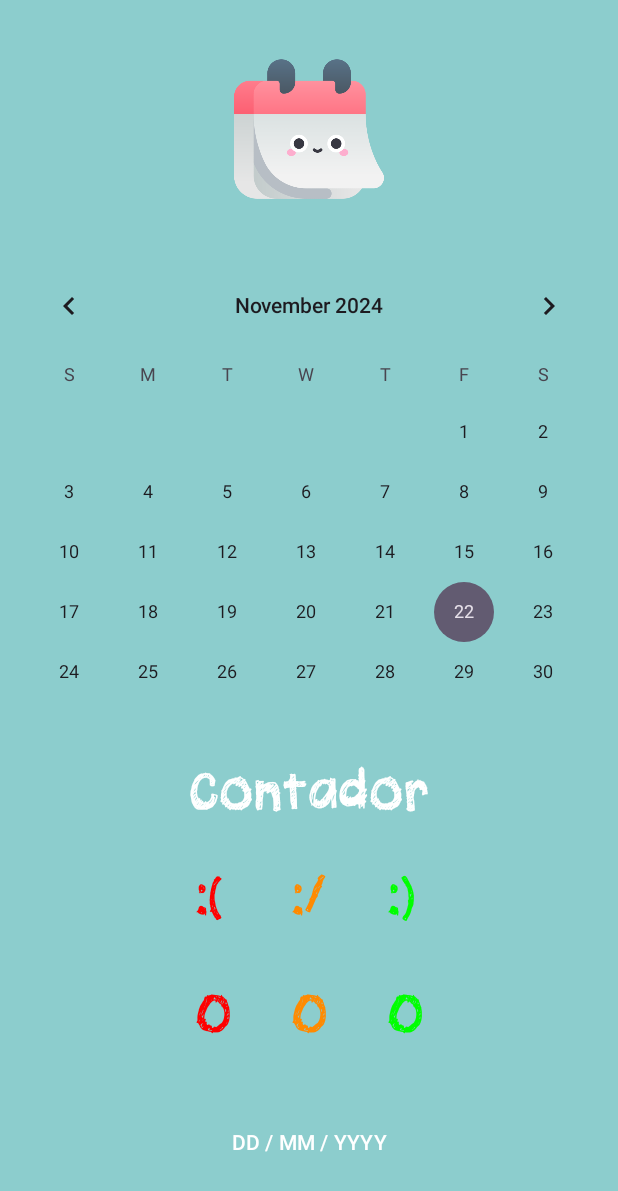
After one commit to Rickytovfer1/2DAM-PMDM-P1, an Android app: the CalendarioActivity screen opened directly, with no data from a screen before it, on a phone screen of 412 x 824 dp. The commit adds this screen. Shown: the top 1191 px of the screen. Run offline under Robolectric (Android 15) with nearby library versions, the phone set to English and light mode, and no system bars.

Commit message:
Pantallas subidas a falta de hacer la pantalla de las estadisticas

```diff
--- a/2DAM-PMDM-P1/app/src/main/AndroidManifest.xml
+++ b/2DAM-PMDM-P1/app/src/main/AndroidManifest.xml
@@ -12,6 +12,12 @@
         android:supportsRtl="true"
         android:theme="@style/Theme.KotlinProyecto1"
         tools:targetApi="31">
+        <activity
+            android:name=".CalendarioActivity"
+            android:exported="false" />
+        <activity
+            android:name=".NotasActivity"
+            android:exported="false" />
         <activity
             android:name=".AjustesActivity"
             android:exported="false" />
--- /dev/null
+++ b/2DAM-PMDM-P1/app/src/main/java/com/example/kotlin_proyecto1/CalendarioActivity.kt
@@ -0,0 +1,20 @@
+package com.example.kotlin_proyecto1
+
+import android.os.Bundle
+import androidx.activity.enableEdgeToEdge
+import androidx.appcompat.app.AppCompatActivity
+import androidx.core.view.ViewCompat
+import androidx.core.view.WindowInsetsCompat
+
+class CalendarioActivity : AppCompatActivity() {
+    override fun onCreate(savedInstanceState: Bundle?) {
+        super.onCreate(savedInstanceState)
+        enableEdgeToEdge()
+        setContentView(R.layout.activity_calendario)
+        ViewCompat.setOnApplyWindowInsetsListener(findViewById(R.id.main)) { v, insets ->
+            val systemBars = insets.getInsets(WindowInsetsCompat.Type.systemBars())
+            v.setPadding(systemBars.left, systemBars.top, systemBars.right, systemBars.bottom)
+            insets
+        }
+    }
+}
--- /dev/null
+++ b/2DAM-PMDM-P1/app/src/main/res/layout/activity_calendario.xml
@@ -0,0 +1,126 @@
+<?xml version="1.0" encoding="utf-8"?>
+<androidx.constraintlayout.widget.ConstraintLayout xmlns:android="http://schemas.android.com/apk/res/android"
+    xmlns:app="http://schemas.android.com/apk/res-auto"
+    xmlns:tools="http://schemas.android.com/tools"
+    android:id="@+id/main"
+    android:background="@color/primario"
+    android:layout_width="match_parent"
+    android:layout_height="match_parent"
+    tools:context=".MainActivity">
+
+    <ImageView
+        android:id="@+id/TextView"
+        android:layout_width="100dp"
+        android:layout_height="100dp"
+        android:contentDescription="@string/fotoCalendario"
+        android:src="@drawable/Calendario"
+        app:layout_constraintBottom_toBottomOf="parent"
+        app:layout_constraintEnd_toEndOf="parent"
+        app:layout_constraintStart_toStartOf="parent"
+        app:layout_constraintTop_toTopOf="parent"
+        app:layout_constraintVertical_bias="0.05"
+        app:layout_constraintHorizontal_bias="0.50"/>
+
+    <CalendarView
+        android:layout_width="match_parent"
+        android:layout_height="wrap_content"
+        android:src="@drawable/Notas"
+        app:layout_constraintBottom_toBottomOf="parent"
+        app:layout_constraintEnd_toEndOf="parent"
+        app:layout_constraintStart_toStartOf="parent"
+        app:layout_constraintTop_toTopOf="parent"
+        app:layout_constraintVertical_bias="0.35" />
+
+    <TextView
+        android:layout_width="wrap_content"
+        android:layout_height="wrap_content"
+        android:text="@string/contador"
+        android:textSize="50sp"
+        android:textColor="@color/white"
+        android:fontFamily="@font/fuente_titulo"
+        app:layout_constraintBottom_toBottomOf="parent"
+        app:layout_constraintEnd_toEndOf="parent"
+        app:layout_constraintStart_toStartOf="parent"
+        app:layout_constraintTop_toTopOf="parent"
+        app:layout_constraintVertical_bias="0.65" />
+
+    <TableLayout
+        android:id="@+id/table_layout"
+        android:layout_width="wrap_content"
+        android:layout_height="wrap_content"
+        app:layout_constraintBottom_toBottomOf="parent"
+        app:layout_constraintEnd_toEndOf="parent"
+        app:layout_constraintStart_toStartOf="parent"
+        app:layout_constraintTop_toBottomOf="@id/TextView"
+        app:layout_constraintVertical_bias="0.8">
+
+        <TableRow
+            android:gravity="center">
+            <TextView
+                android:layout_width="wrap_content"
+                android:layout_height="wrap_content"
+                android:text="@string/caraTriste"
+                android:textSize="50sp"
+                android:textColor="#ff0000"
+                android:fontFamily="@font/fuente_titulo"
+                android:padding="20dp" />
+            <TextView
+                android:layout_width="wrap_content"
+                android:layout_height="wrap_content"
+                android:text="@string/caraRegular"
+                android:textSize="50sp"
+                android:textColor="#FF8A00"
+                android:fontFamily="@font/fuente_titulo"
+                android:padding="20dp" />
+            <TextView
+                android:layout_width="wrap_content"
+                android:layout_height="wrap_content"
+                android:text="@string/caraFeliz"
+                android:textSize="50sp"
+                android:textColor="#00ff00"
+                android:fontFamily="@font/fuente_titulo"
+                android:padding="20dp" />
+        </TableRow>
+
+        <TableRow
+            android:gravity="center">
+            <TextView
+                android:layout_width="wrap_content"
+                android:layout_height="wrap_content"
+                android:text="@string/contar"
+                android:textSize="50sp"
+                android:textColor="#ff0000"
+                android:fontFamily="@font/fuente_titulo"
+                android:padding="20dp" />
+            <TextView
+                android:layout_width="wrap_content"
+                android:layout_height="wrap_content"
+                android:text="@string/contar"
+                android:textSize="50sp"
+                android:textColor="#FF8A00"
+                android:fontFamily="@font/fuente_titulo"
+                android:padding="20dp" />
+            <TextView
+                android:layout_width="wrap_content"
+                android:layout_height="wrap_content"
+                android:text="@string/contar"
+                android:textSize="50sp"
+                android:textColor="#00ff00"
+                android:fontFamily="@font/fuente_titulo"
+                android:padding="20dp" />
+        </TableRow>
+    </TableLayout>
+
+    <Button
+        android:layout_width="250dp"
+        android:layout_height="wrap_content"
+        android:backgroundTint="@android:color/transparent"
+        android:hint="@string/botonDias"
+        android:textColorHint="@color/white"
+        app:layout_constraintBottom_toBottomOf="parent"
+        app:layout_constraintEnd_toEndOf="parent"
+        app:layout_constraintStart_toStartOf="parent"
+        app:layout_constraintTop_toTopOf="parent"
+        app:layout_constraintVertical_bias="0.95"/>
+
+</androidx.constraintlayout.widget.ConstraintLayout>
--- a/2DAM-PMDM-P1/app/src/main/res/values/strings.xml
+++ b/2DAM-PMDM-P1/app/src/main/res/values/strings.xml
@@ -24,5 +24,18 @@
     <string name="botonVolver">Botón para volver</string>
     <string name="botonCerrarSesion">Botón para cerrar sesión</string>
     <string name="temas">Temas:</string>
+    <string name="textNotas">Venga escribe que es bueno compartir recuerdos!</string>
+    <string name="tituloNotas">¿Cómo fue tu día?</string>
+    <string name="botonDias">DD / MM / YYYY</string>
+    <string name="contar">0</string>
+    <string name="caraFeliz">:)</string>
+    <string name="caraTriste">:(</string>
+    <string name="caraRegular">:/</string>
+    <string name="contador">Contador</string>
+    <string name="fotoCalendario">Foto de calendario</string>
+    <string name="fotoAjustes">Foto de ajustes</string>
+    <string name="fotoNotas">Foto de notas</string>
+    <string name="fondoNotas">Fondo de notas</string>
+
 
 </resources>
```
Also changed, not shown: 2DAM-PMDM-P1/app/src/main/java/com/example/kotlin_proyecto1/NotasActivity.kt (added, +20 -0 lines), 2DAM-PMDM-P1/app/src/main/res/layout/activity_ajustes.xml (+93 -34 lines), 2DAM-PMDM-P1/app/src/main/res/layout/activity_notas.xml (added, +81 -0 lines), 2DAM-PMDM-P1/app/src/main/res/drawable/Calendario.png (added), 2DAM-PMDM-P1/app/src/main/res/drawable/Lapicero.png (added), 2DAM-PMDM-P1/app/src/main/res/drawable/Notas.png (added), 2DAM-PMDM-P1/app/src/main/res/drawable/ajustes.png (added), 2DAM-PMDM-P1/app/src/main/res/mipmap-mdpi/bueno.png (added), 2DAM-PMDM-P1/app/src/main/res/mipmap-mdpi/malo.png (added), 2DAM-PMDM-P1/app/src/main/res/mipmap-mdpi/medio.png (added).
